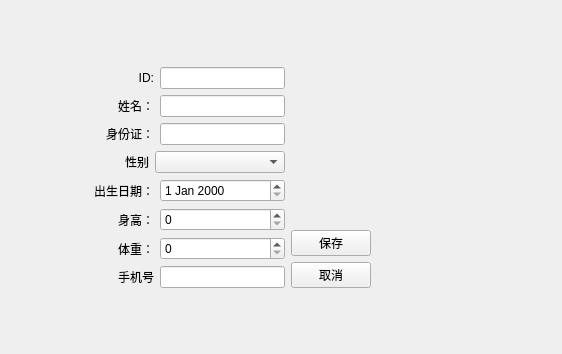
Qt form Lab3-HISystem/patienteditview.ui (Maijunc/QtCourse) before a commit.
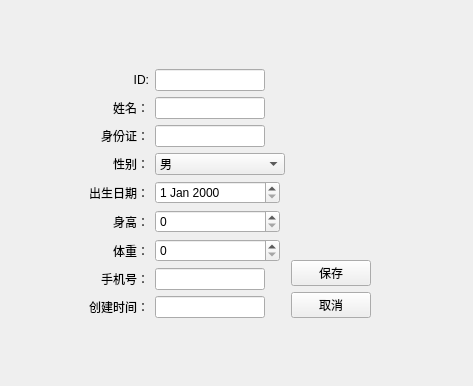
The same form after that commit.

Commit message: Lab3-finished patient edit module.

```diff
--- a/Lab3-HISystem/patienteditview.ui
+++ b/Lab3-HISystem/patienteditview.ui
@@ -6,14 +6,14 @@
    <rect>
     <x>0</x>
     <y>0</y>
-    <width>562</width>
-    <height>354</height>
+    <width>473</width>
+    <height>386</height>
    </rect>
   </property>
   <property name="windowTitle">
    <string>编辑患者信息</string>
   </property>
-  <layout class="QVBoxLayout" name="verticalLayout_3">
+  <layout class="QVBoxLayout" name="verticalLayout">
    <item>
     <spacer name="verticalSpacer_2">
      <property name="orientation">
@@ -28,7 +28,7 @@
     </spacer>
    </item>
    <item>
-    <layout class="QHBoxLayout" name="horizontalLayout_5">
+    <layout class="QHBoxLayout" name="horizontalLayout_6">
      <item>
       <spacer name="horizontalSpacer">
        <property name="orientation">
@@ -46,10 +46,10 @@
       </spacer>
      </item>
      <item>
-      <layout class="QHBoxLayout" name="horizontalLayout_4">
+      <layout class="QHBoxLayout" name="horizontalLayout_5">
        <item>
-        <layout class="QVBoxLayout" name="verticalLayout">
-         <item>
+        <layout class="QFormLayout" name="formLayout">
+         <item row="0" column="0">
           <layout class="QHBoxLayout" name="horizontalLayout">
            <item>
             <widget class="QLabel" name="label">
@@ -83,7 +83,7 @@
              </property>
              <property name="minimumSize">
               <size>
-               <width>125</width>
+               <width>110</width>
                <height>0</height>
               </size>
              </property>
@@ -91,7 +91,7 @@
            </item>
           </layout>
          </item>
-         <item>
+         <item row="1" column="0">
           <layout class="QHBoxLayout" name="horizontalLayout_2">
            <item>
             <widget class="QLabel" name="label_2">
@@ -125,7 +125,7 @@
              </property>
              <property name="minimumSize">
               <size>
-               <width>125</width>
+               <width>110</width>
                <height>0</height>
               </size>
              </property>
@@ -133,7 +133,7 @@
            </item>
           </layout>
          </item>
-         <item>
+         <item row="2" column="0">
           <layout class="QHBoxLayout" name="horizontalLayout_3">
            <item>
             <widget class="QLabel" name="label_3">
@@ -167,7 +167,7 @@
              </property>
              <property name="minimumSize">
               <size>
-               <width>125</width>
+               <width>110</width>
                <height>0</height>
               </size>
              </property>
@@ -175,7 +175,7 @@
            </item>
           </layout>
          </item>
-         <item>
+         <item row="3" column="0">
           <layout class="QHBoxLayout" name="horizontalLayout_8">
            <item>
             <widget class="QLabel" name="label_7">
@@ -192,7 +192,7 @@
               </size>
              </property>
              <property name="text">
-              <string>性别</string>
+              <string>性别：</string>
              </property>
              <property name="alignment">
               <set>Qt::AlignRight|Qt::AlignTrailing|Qt::AlignVCenter</set>
@@ -213,11 +213,21 @@
                <height>0</height>
               </size>
              </property>
+             <item>
+              <property name="text">
+               <string>男</string>
+              </property>
+             </item>
+             <item>
+              <property name="text">
+               <string>女</string>
+              </property>
+             </item>
             </widget>
            </item>
           </layout>
          </item>
-         <item>
+         <item row="4" column="0">
           <layout class="QHBoxLayout" name="horizontalLayout_9">
            <item>
             <widget class="QLabel" name="label_8">
@@ -253,7 +263,7 @@
            </item>
           </layout>
          </item>
-         <item>
+         <item row="5" column="0">
           <layout class="QHBoxLayout" name="horizontalLayout_10">
            <item>
             <widget class="QLabel" name="label_9">
@@ -285,11 +295,14 @@
                <height>0</height>
               </size>
              </property>
+             <property name="maximum">
+              <number>1000</number>
+             </property>
             </widget>
            </item>
           </layout>
          </item>
-         <item>
+         <item row="6" column="0">
           <layout class="QHBoxLayout" name="horizontalLayout_11">
            <item>
             <widget class="QLabel" name="label_10">
@@ -321,11 +334,14 @@
                <height>0</height>
               </size>
              </property>
+             <property name="maximum">
+              <number>1000</number>
+             </property>
             </widget>
            </item>
           </layout>
          </item>
-         <item>
+         <item row="7" column="0">
           <layout class="QHBoxLayout" name="horizontalLayout_7">
            <item>
             <widget class="QLabel" name="label_12">
@@ -342,7 +358,7 @@
               </size>
              </property>
              <property name="text">
-              <string>手机号</string>
+              <string>手机号：</string>
              </property>
              <property name="alignment">
               <set>Qt::AlignRight|Qt::AlignTrailing|Qt::AlignVCenter</set>
@@ -359,7 +375,49 @@
              </property>
              <property name="minimumSize">
               <size>
-               <width>125</width>
+               <width>110</width>
+               <height>0</height>
+              </size>
+             </property>
+            </widget>
+           </item>
+          </layout>
+         </item>
+         <item row="8" column="0">
+          <layout class="QHBoxLayout" name="horizontalLayout_4">
+           <item>
+            <widget class="QLabel" name="label_14">
+             <property name="sizePolicy">
+              <sizepolicy hsizetype="Minimum" vsizetype="Preferred">
+               <horstretch>0</horstretch>
+               <verstretch>0</verstretch>
+              </sizepolicy>
+             </property>
+             <property name="minimumSize">
+              <size>
+               <width>60</width>
+               <height>0</height>
+              </size>
+             </property>
+             <property name="text">
+              <string>创建时间：</string>
+             </property>
+             <property name="alignment">
+              <set>Qt::AlignRight|Qt::AlignTrailing|Qt::AlignVCenter</set>
+             </property>
+            </widget>
+           </item>
+           <item>
+            <widget class="QLineEdit" name="dbCreatedTimeStamp">
+             <property name="sizePolicy">
+              <sizepolicy hsizetype="Minimum" vsizetype="Fixed">
+               <horstretch>0</horstretch>
+               <verstretch>0</verstretch>
+              </sizepolicy>
+             </property>
+             <property name="minimumSize">
+              <size>
+               <width>110</width>
                <height>0</height>
               </size>
              </property>
```
Left out of the diff: 20 changed lines with no effect on the pictures. The commit also changes 11 other files.
